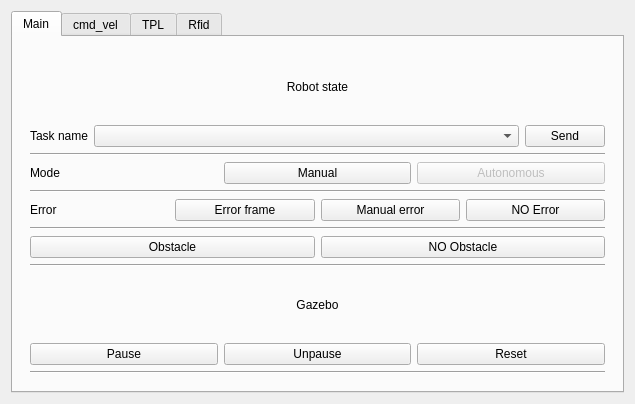
First picture: the form in scripts/ui/mobile_app_sim.ui, repository agribot-2-0/agribot_simulation, before the edit.
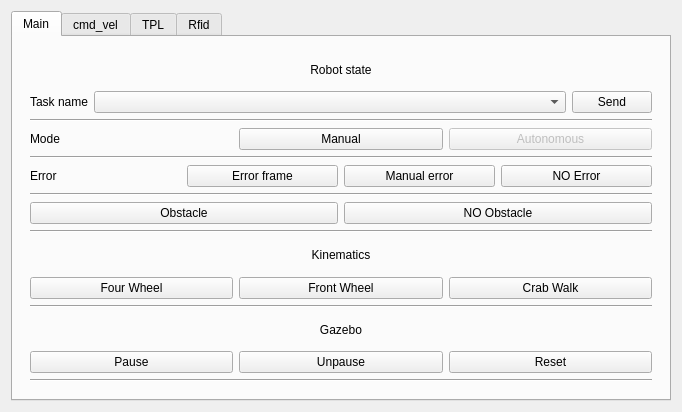
Second picture: the form after the edit.

Commit message: add steering mode control. little refactor

Patch:
```diff
--- a/scripts/ui/mobile_app_sim.ui
+++ b/scripts/ui/mobile_app_sim.ui
@@ -6,8 +6,8 @@
    <rect>
     <x>0</x>
     <y>0</y>
-    <width>635</width>
-    <height>404</height>
+    <width>682</width>
+    <height>412</height>
    </rect>
   </property>
   <property name="windowTitle">
@@ -99,6 +99,12 @@
                <property name="text">
                 <string>Manual</string>
                </property>
+               <property name="checkable">
+                <bool>false</bool>
+               </property>
+               <property name="checked">
+                <bool>false</bool>
+               </property>
               </widget>
              </item>
              <item>
@@ -109,6 +115,12 @@
                <property name="text">
                 <string>Autonomous</string>
                </property>
+               <property name="checkable">
+                <bool>false</bool>
+               </property>
+               <property name="checked">
+                <bool>false</bool>
+               </property>
               </widget>
              </item>
             </layout>
@@ -184,6 +196,48 @@
              </property>
             </widget>
            </item>
+           <item>
+            <widget class="QLabel" name="label_20">
+             <property name="text">
+              <string>Kinematics</string>
+             </property>
+             <property name="alignment">
+              <set>Qt::AlignCenter</set>
+             </property>
+            </widget>
+           </item>
+           <item>
+            <layout class="QHBoxLayout" name="horizontalLayout_6">
+             <item>
+              <widget class="QPushButton" name="button_kinematics_four">
+               <property name="text">
+                <string>Four Wheel</string>
+               </property>
+              </widget>
+             </item>
+             <item>
+              <widget class="QPushButton" name="button_kinematics_front">
+               <property name="text">
+                <string>Front Wheel</string>
+               </property>
+              </widget>
+             </item>
+             <item>
+              <widget class="QPushButton" name="button_kinematics_crab">
+               <property name="text">
+                <string>Crab Walk</string>
+               </property>
+              </widget>
+             </item>
+            </layout>
+           </item>
+           <item>
+            <widget class="Line" name="line_4">
+             <property name="orientation">
+              <enum>Qt::Horizontal</enum>
+             </property>
+            </widget>
+           </item>
            <item>
             <widget class="QLabel" name="label_18">
              <property name="text">
```
Left out of the diff: 16 changed lines with no effect on the pictures. The commit also changes 1 other file.
